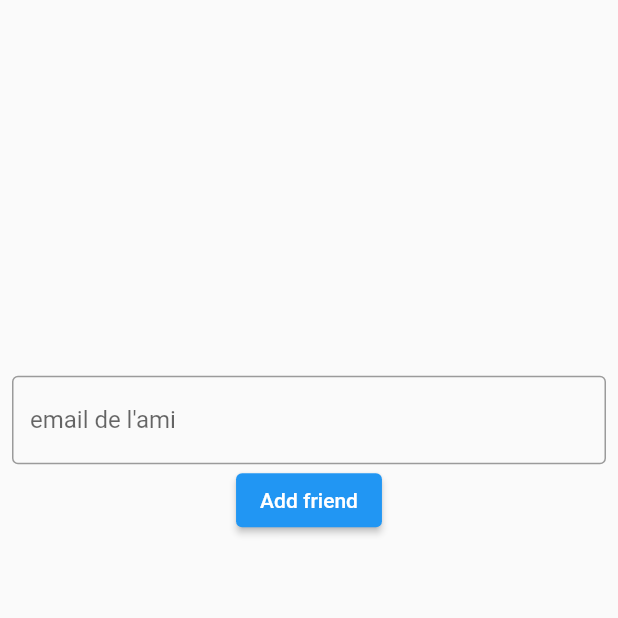
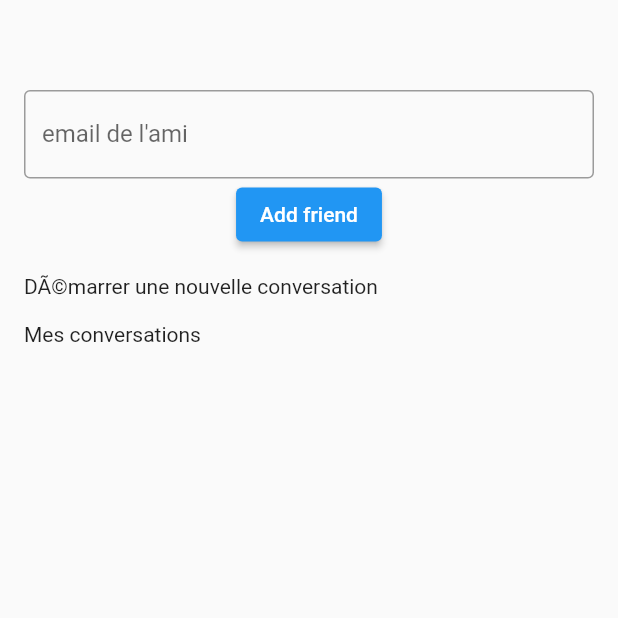
Before and after one commit to beauraintheo/WhatsApp-like, a Flutter app: the ContactPage screen opened directly, on a phone screen of 412 x 824 dp, the top half of it. Run offline on Flutter 3.47's test engine with Material 2 defaults, Android fonts, the phone set to English and light mode, and no system bars; our stand-ins replace cloud_firestore, firebase_auth, firebase_core, firebase_storage, image_picker, lottie; accounts and stored records are empty.

Commit message:
bon c'pas fou mais ça marche

```diff
--- a/lib/controller/firebase_manager.dart
+++ b/lib/controller/firebase_manager.dart
@@ -98,7 +98,7 @@ class FirebaseManager {
   }
 
   // Create a conversation
-  Future<void> createConversation(String uid1, String uid2) async {
+  Future<String> createConversation(String uid1, String uid2) async {
     final Map<String, dynamic> map = {
       "users": [uid1, uid2],
       "messages": [],
@@ -110,6 +110,8 @@ class FirebaseManager {
     // Get the ID of the conversation
     String conversationId = conversationRef.id;
 
+    cloudConversations.doc(conversationId).update({ conversationId: conversationId });
+
     // Store the conversation ID in each user's document
     await cloudUsers.doc(uid1).update({
       "conversations": FieldValue.arrayUnion([conversationId])
@@ -117,5 +119,7 @@ class FirebaseManager {
     await cloudUsers.doc(uid2).update({
       "conversations": FieldValue.arrayUnion([conversationId])
     });
+
+    return conversationId;
   }
 }
--- a/lib/model/conversations.dart
+++ b/lib/model/conversations.dart
@@ -1,52 +1,52 @@
 import 'package:cloud_firestore/cloud_firestore.dart';
 
-class Utilisateur {
-  late String uid;
-  late String email;
-  late List<String>? friends;
-  late List<String>? conversations;
+class Conversation {
+    late String id;
+    late List<String>? users;
+    late List<dynamic>? messages;
 
-  DateTime? birthday;
+    Conversation.empty() {
+        id = "";
+        users = [];
+        messages = [];
+    }
 
-  String? pseudo;
-  String? lastname;
-  String? firstname;
-  String? phonenumber;
-  String? avatar;
+    Conversation(DocumentSnapshot snapshot) {
+        id = snapshot.id;
+        Map<String, dynamic> map = snapshot.data() as Map<String, dynamic>;
 
-  Utilisateur.empty() {
-    uid = "";
-    email = "";
-    friends = [];
-    conversations = [];
-  }
+        users = map["users"]?.cast<String>();
+        messages = (map["messages"] as List<dynamic>?);
+    }
 
-  Utilisateur(DocumentSnapshot snapshot) {
-    uid = snapshot.id;
-    Map<String, dynamic> map = snapshot.data() as Map<String, dynamic>;
+    static getConversation(String id) {
+        return FirebaseFirestore.instance
+            .collection("conversations")
+            .doc(id)
+            .get()
+            .then((value) => Conversation(value));
+    }
 
-    Timestamp? timestamp = map["birthday"];
-    birthday = timestamp?.toDate();
+    getConversations() {
+        return FirebaseFirestore.instance
+            .collection("conversations")
+            .orderBy("timestamp", descending: true)
+            .get()
+            .then((value) => value.docs.map((e) => Conversation(e)).toList());
+    }
 
-    pseudo = map["pseudo"];
-    email = map["email"];
-    lastname = map["lastname"];
-    firstname = map["firstname"];
-    avatar = map["avatar"];
-    phonenumber = map["phonenumber"];
-    conversations = map["conversations"];
-    friends = map["friends"];
-  }
-
-  Future<void> addFriend(String uid) async {
-    if (friends != null && friends?.indexOf(uid) != -1) {
-      throw Future.error("Already a friend !");
+    sendMessage(message, sender) {
+        return FirebaseFirestore.instance
+            .collection("conversations")
+            .doc(id)
+            .update({
+        "messages": FieldValue.arrayUnion([
+            {
+            "message": message,
+            "sender": sender,
+            "time": DateTime.now().toString()
+            }
+        ])
+        });
     }
-    friends ??= [];
-    friends?.add(uid);
-    await FirebaseFirestore.instance
-        .collection("users")
-        .doc(this.uid)
-        .update({"friends": friends});
-  }
 }
--- a/lib/view/contacts_pages.dart
+++ b/lib/view/contacts_pages.dart
@@ -1,5 +1,6 @@
 import 'package:flutter/material.dart';
 import 'package:whatsapp_like/controller/firebase_manager.dart';
+import 'package:whatsapp_like/model/conversations.dart';
 import 'package:whatsapp_like/model/utilisateur.dart';
 import 'package:whatsapp_like/controller/global.dart';
 import 'package:whatsapp_like/view/conversation_page.dart';
@@ -18,23 +19,28 @@ class _ConversationPage extends State<ContactPage> {
   Widget build(BuildContext context) {
     return Scaffold(
       body: Padding(
-        padding: const EdgeInsets.all(8.0),
+        padding: const EdgeInsets.only(top: 60.0, left: 16, right: 16),
         child: bodyPage(),
       ),
     );
   }
 
   Widget bodyPage() {
-    return Center(
+    return SingleChildScrollView(
       child: Column(
-        mainAxisAlignment: MainAxisAlignment.center,
+        mainAxisAlignment: MainAxisAlignment.start,
+        crossAxisAlignment: CrossAxisAlignment.start,
         children: [
           addFriend(),
           const SizedBox(height: 16),
+          const Text("DÃ©marrer une nouvelle conversation"),
+          friendsList(),
+          const SizedBox(height: 16),
+          const Text("Mes conversations"),
           SizedBox(
-            height: 200,
-            child: friendsList(),
-          ),
+            height: 600,
+            child: conversationsList(),
+          )
         ],
       ),
     );
@@ -57,7 +63,6 @@ class _ConversationPage extends State<ContactPage> {
           onPressed: () async {
             Utilisateur? user =
                 await FirebaseManager().getUserByEmail(email.text);
-
             myUser.addFriend(user.uid);
             user.addFriend(myUser.uid);
           },
@@ -67,39 +72,113 @@ class _ConversationPage extends State<ContactPage> {
     );
   }
 
+  final Future<List<Conversation>> _calculation2 = Future.wait(
+      myUser.conversations?.map((id) => Conversation.getConversation(id)) ??
+          []);
+
   Widget conversationsList() {
-    return ListView.builder(
-      itemCount: myUser.conversations?.length,
-      itemBuilder: (context, index) {
-        return ListTile(
-          title: Text(myUser.conversations?[index] ?? ""),
-        );
-      },
-    );
-  }
-
-  Widget friendsList() {
-    return ListView.builder(
-      itemCount: myUser.friends?.length,
-      itemBuilder: (context, index) {
-        String friendId = myUser.friends![index];
-        return ListTile(
-          title: Column(
+    return FutureBuilder(
+        future: _calculation2,
+        builder: (context, AsyncSnapshot snapshot) {
+          if (snapshot.hasData) {
+            return SingleChildScrollView(
+                scrollDirection: Axis.vertical,
+                child: Column(
+                  children: [
+                    for (dynamic index = 0;
+                        index < myUser.conversations?.length ?? 0;
+                        index++)
+                      Padding(
+                        padding: const EdgeInsets.symmetric(horizontal: 8.0),
+                        child: Row(
                           mainAxisAlignment: MainAxisAlignment.spaceBetween,
                           children: [
-              Text(friendId),
+                            FutureBuilder(
+                                future: FirebaseManager().getUser(
+                                    snapshot.data![index].users[0] == myUser.uid
+                                        ? snapshot.data![index].users[1]
+                                        : snapshot.data![index].users[0]),
+                                builder: (context,
+                                    AsyncSnapshot<Utilisateur?> userSnapshot) {
+                                  if (userSnapshot.hasData) {
+                                    return Text(
+                                        userSnapshot.data!.firstname ?? '');
+                                  } else {
+                                    return const CircularProgressIndicator();
+                                  }
+                                }),
                             ElevatedButton(
                               onPressed: () {
-                  FirebaseManager().createConversation(myUser.uid, friendId);
                                 Navigator.push(
                                     context,
-                    MaterialPageRoute(builder: (context) => ConversationPage(myUser.uid, friendId)));
+                                    MaterialPageRoute(
+                                        builder: (context) => ConversationPage(
+                                            myUser.uid,
+                                            snapshot.data![index].users[0] ==
+                                                    myUser.uid
+                                                ? snapshot.data![index].users[1]
+                                                : snapshot
+                                                    .data![index].users[0],
+                                            myUser.conversations![index])));
                               },
                               child: const Text('Create Conversation'),
                             ),
                           ],
                         ),
+                      ),
+                  ],
+                ));
+          } else {
+            return const Center(child: CircularProgressIndicator());
+          }
+        });
+  }
+
+  final Future<List<Utilisateur>> _calculation = Future.wait(
+      myUser.friends?.map((id) => FirebaseManager().getUser(id)) ?? []);
+
+  Widget friendsList() {
+    return FutureBuilder(
+      future: _calculation,
+      builder: (BuildContext context, AsyncSnapshot snapshot) {
+        if (snapshot.hasData) {
+          List<Utilisateur> userList = snapshot.data!;
+          return SingleChildScrollView(
+            scrollDirection: Axis.horizontal,
+            child: Row(
+              children: [
+                for (dynamic index = 0;
+                    index < myUser.friends?.length ?? 0;
+                    index++)
+                  Padding(
+                    padding: const EdgeInsets.symmetric(horizontal: 8.0),
+                    child: Row(
+                      children: [
+                        Text(userList
+                                .firstWhere((element) =>
+                                    element.uid == myUser.friends![index])
+                                .firstname ??
+                            ""),
+                        ElevatedButton(
+                          onPressed: () {
+                            FirebaseManager().createConversation(
+                                myUser.uid, myUser.friends![index]);
+                          },
+                          child: const Text('+'),
+                          style: ButtonStyle(
+                            minimumSize:
+                                MaterialStateProperty.all<Size>(Size(24, 24)),
+                          ),
+                        ),
+                      ],
+                    ),
+                  ),
+              ],
+            ),
           );
+        } else {
+          return const Center(child: CircularProgressIndicator());
+        }
       },
     );
   }
```
Also changed, not shown: lib/view/conversation_page.dart (+35 -19 lines). Lines whose indentation alone changed are shown as unchanged.
